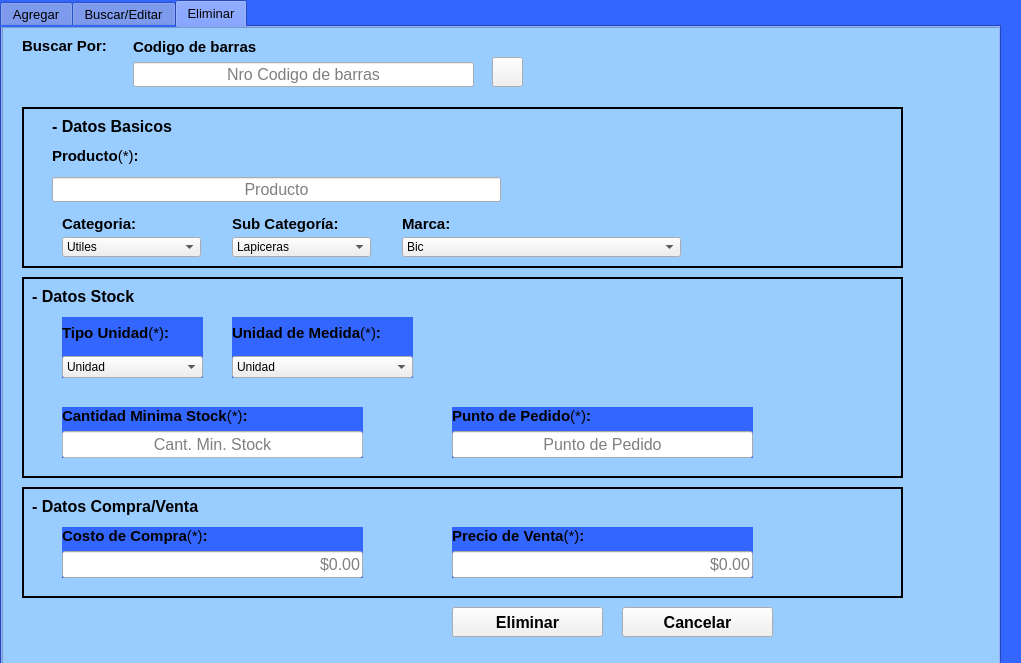
Before: the Qt Designer form Views/createProduct.ui in Miguel8819/Sistema_TweetyTesis, drawn with Qt 5.
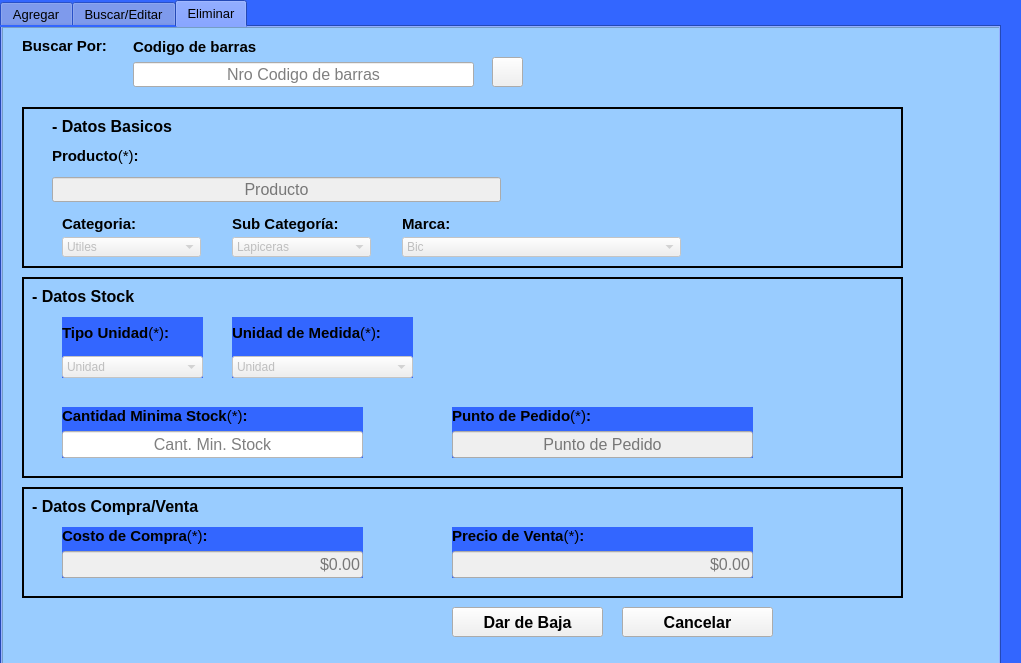
After: the same form once the commit is applied. The open tabs and pages were chosen to show the change. Icons and pictures are not drawn.

Commit message: interfaz Dar de baja Productos modificada, campos disable

Patch:
```diff
--- a/Views/createProduct.ui
+++ b/Views/createProduct.ui
@@ -4374,7 +4374,7 @@
        </size>
       </property>
      </widget>
-     <widget class="QPushButton" name="Boton_Eliminar">
+     <widget class="QPushButton" name="Boton_DarDeBaja">
       <property name="geometry">
        <rect>
         <x>450</x>
@@ -4818,7 +4818,7 @@
        </font>
       </property>
       <property name="text">
-       <string>Eliminar</string>
+       <string>Dar de Baja</string>
       </property>
       <property name="iconSize">
        <size>
@@ -5365,6 +5365,9 @@
        </property>
       </widget>
       <widget class="QComboBox" name="box_subCat_3">
+       <property name="enabled">
+        <bool>false</bool>
+       </property>
        <property name="geometry">
         <rect>
          <x>210</x>
@@ -5448,6 +5451,9 @@
        </item>
       </widget>
       <widget class="QLineEdit" name="input_prod_3">
+       <property name="enabled">
+        <bool>false</bool>
+       </property>
        <property name="geometry">
         <rect>
          <x>30</x>
@@ -5475,6 +5481,9 @@
        </property>
       </widget>
       <widget class="QComboBox" name="box_cat_3">
+       <property name="enabled">
+        <bool>false</bool>
+       </property>
        <property name="geometry">
         <rect>
          <x>40</x>
@@ -5598,6 +5607,9 @@
        </property>
       </widget>
       <widget class="QComboBox" name="box_marca_3">
+       <property name="enabled">
+        <bool>false</bool>
+       </property>
        <property name="geometry">
         <rect>
          <x>380</x>
@@ -5735,6 +5747,9 @@
         </item>
         <item>
          <widget class="QComboBox" name="box_uniMedi_3">
+          <property name="enabled">
+           <bool>false</bool>
+          </property>
           <property name="font">
            <font>
             <pointsize>9</pointsize>
@@ -5778,6 +5793,9 @@
         </item>
         <item>
          <widget class="QComboBox" name="box_tipoUnid_3">
+          <property name="enabled">
+           <bool>false</bool>
+          </property>
           <property name="font">
            <font>
             <pointsize>9</pointsize>
@@ -5821,6 +5839,9 @@
         </item>
         <item>
          <widget class="QLineEdit" name="input_puntoPedido_3">
+          <property name="enabled">
+           <bool>false</bool>
+          </property>
           <property name="font">
            <font>
             <pointsize>12</pointsize>
@@ -5865,6 +5886,9 @@
         </item>
         <item>
          <widget class="QLineEdit" name="input_cantMinStock_3">
+          <property name="enabled">
+           <bool>false</bool>
+          </property>
           <property name="font">
            <font>
             <pointsize>12</pointsize>
@@ -5948,6 +5972,9 @@
         </item>
         <item>
          <widget class="QLineEdit" name="input_precVenta_3">
+          <property name="enabled">
+           <bool>false</bool>
+          </property>
           <property name="font">
            <font>
             <pointsize>12</pointsize>
@@ -5992,6 +6019,9 @@
         </item>
         <item>
          <widget class="QLineEdit" name="input_costCompra_3">
+          <property name="enabled">
+           <bool>false</bool>
+          </property>
           <property name="font">
            <font>
             <pointsize>12</pointsize>
```
The commit also changes 4 other files.
